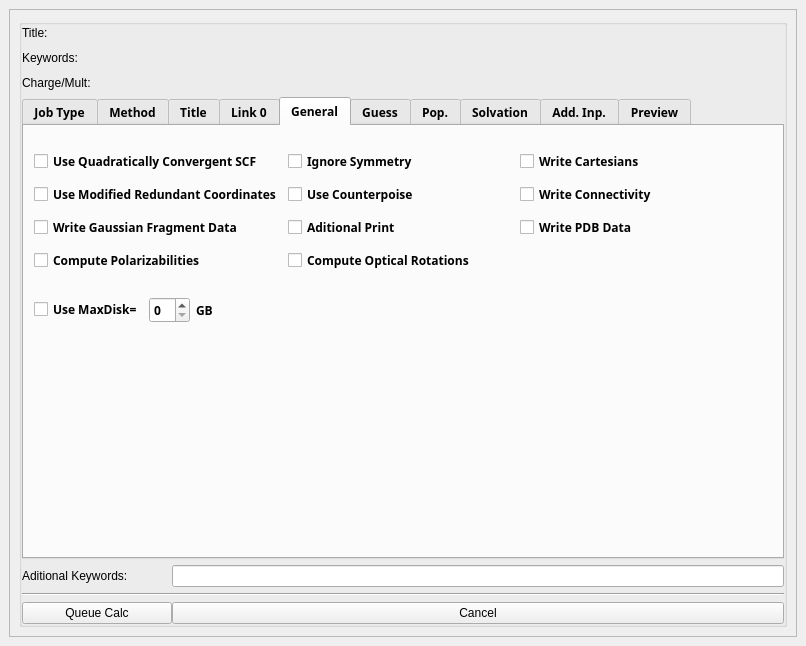
samuelvp360/SVP360CalculationController, file Views/uiCalculationsWindow.ui: the form before one commit.
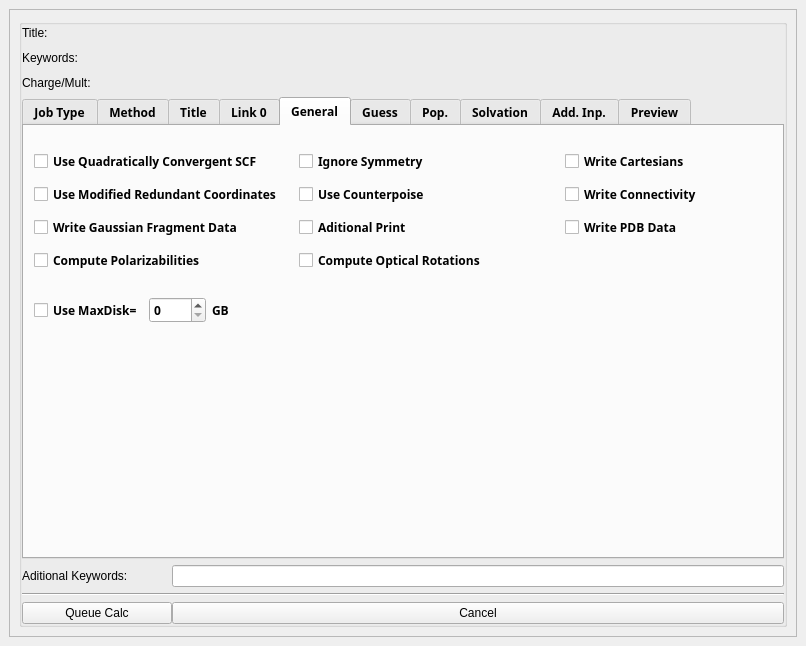
The form after the commit. The open tabs and pages were chosen to show the change.

Patch:
```diff
--- a/Views/uiCalculationsWindow.ui
+++ b/Views/uiCalculationsWindow.ui
@@ -1259,7 +1259,7 @@
              <rect>
               <x>10</x>
               <y>20</y>
-              <width>711</width>
+              <width>790</width>
               <height>131</height>
              </rect>
             </property>
@@ -1348,8 +1348,8 @@
              <rect>
               <x>10</x>
               <y>170</y>
-              <width>198</width>
-              <height>28</height>
+              <width>234</width>
+              <height>29</height>
              </rect>
             </property>
             <layout class="QHBoxLayout" name="horizontalLayout_8">
```
Left out of the diff: 55 changed lines with no effect on the pictures.
